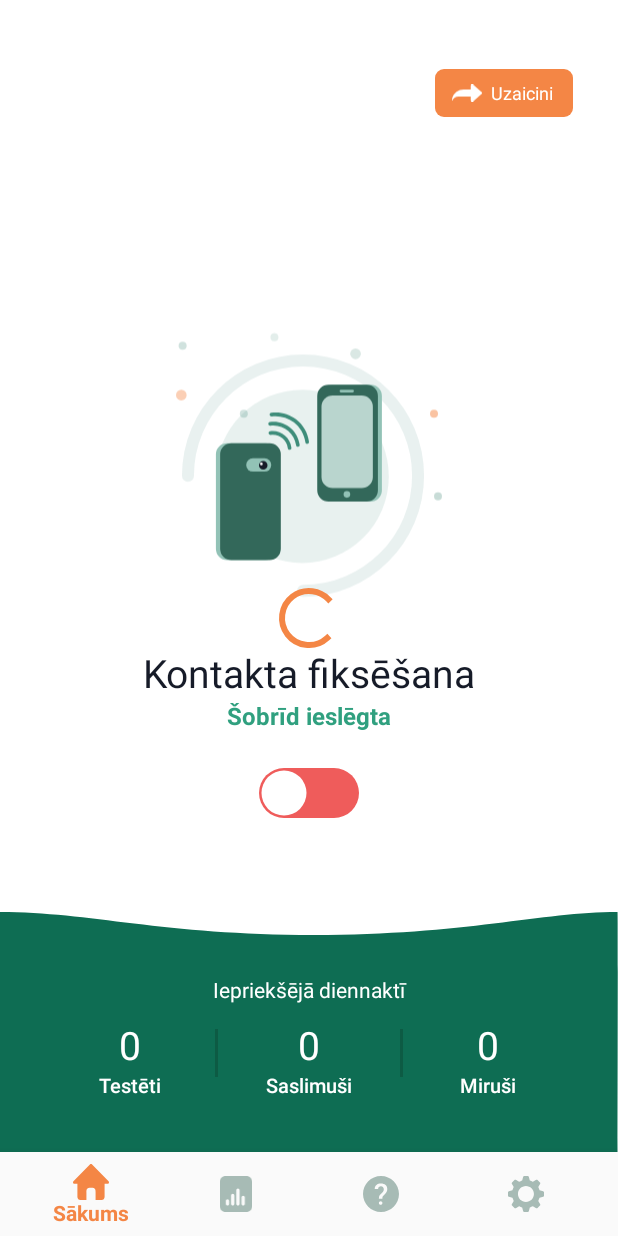
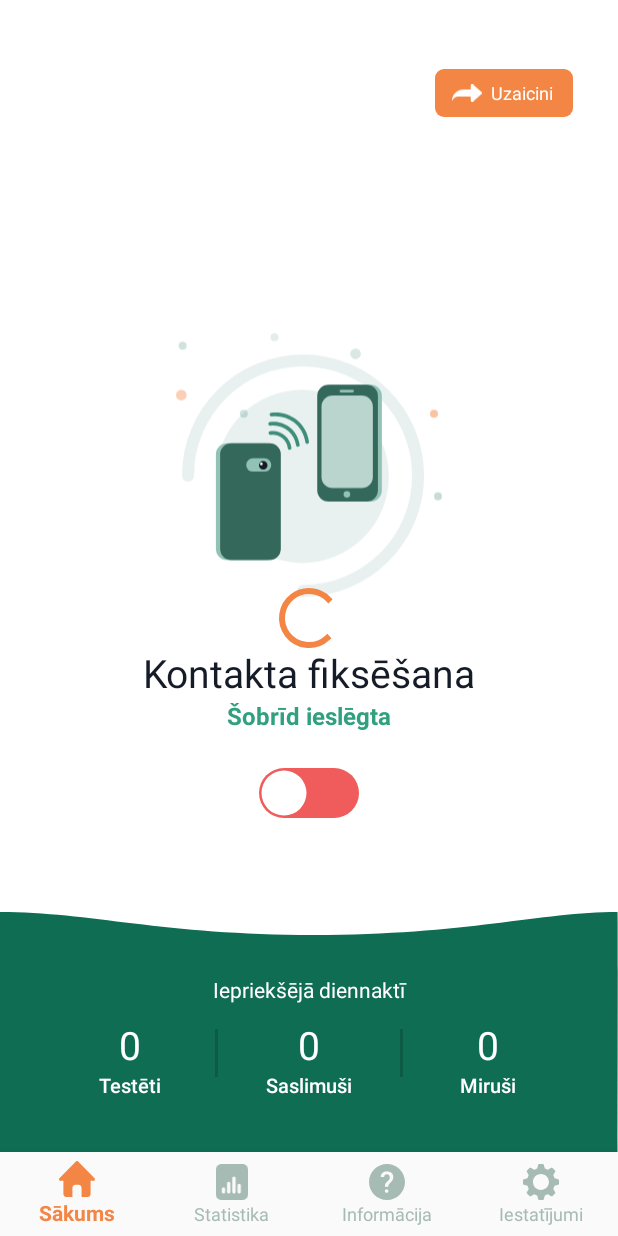
Before and after one commit to ApturiCOVID/apturicovid-android, an Android app: the BottomNavFragment screen opened directly, with no data from a screen before it, on a phone screen of 412 x 824 dp. Run offline under Robolectric (Android 15) with nearby library versions, the light colour scheme and no system bars; our stand-ins replace Dagger/Hilt's generated code, RxJava, Timber, data binding, navigation-ui; libraries missing offline, so code that uses them is left out: com.moczul.ok2curl; 14 statements that could not run were skipped.

Commit message:
Bottom navigation bar label visibility changed
Save

```diff
--- a/app/src/main/java/lv/spkc/apturicovid/ui/BaseFragment.kt
+++ b/app/src/main/java/lv/spkc/apturicovid/ui/BaseFragment.kt
@@ -1,10 +1,12 @@
 package lv.spkc.apturicovid.ui
 
+import android.content.res.Configuration
 import androidx.fragment.app.activityViewModels
 import androidx.lifecycle.ViewModelProvider
 import dagger.android.support.DaggerFragment
 import lv.spkc.apturicovid.activity.viewmodel.BaseViewModel
 import lv.spkc.apturicovid.extension.observeEvent
+import java.util.*
 import javax.inject.Inject
 
 abstract class BaseFragment : DaggerFragment() {
@@ -18,6 +20,7 @@ abstract class BaseFragment : DaggerFragment() {
     override fun onStart() {
         super.onStart()
 
+        loadLanguage()
         connectViewModel(viewModel)
     }
 
@@ -42,4 +45,16 @@ abstract class BaseFragment : DaggerFragment() {
             appStatusViewModel.removeLoadingCondition(loadingLiveData)
         }
     }
+
+    private fun loadLanguage() {
+        val locale  = Locale(getLangCode())
+        Locale.setDefault(locale)
+        val config = Configuration()
+        config.locale = locale
+        resources.updateConfiguration(config, resources.displayMetrics)
+    }
+
+    private fun getLangCode(): String {
+        return appStatusViewModel.getLanguage()
+    }
 }
--- a/app/src/main/res/layout/fragment_bottom_nav.xml
+++ b/app/src/main/res/layout/fragment_bottom_nav.xml
@@ -17,6 +17,7 @@
             app:layout_constraintLeft_toLeftOf="parent"
             app:layout_constraintRight_toRightOf="parent"
             android:theme="@style/BottomNavigationTheme"
+            app:labelVisibilityMode="labeled"
             app:menu="@menu/bottom_nav_menu" />
 
         <fragment
```
